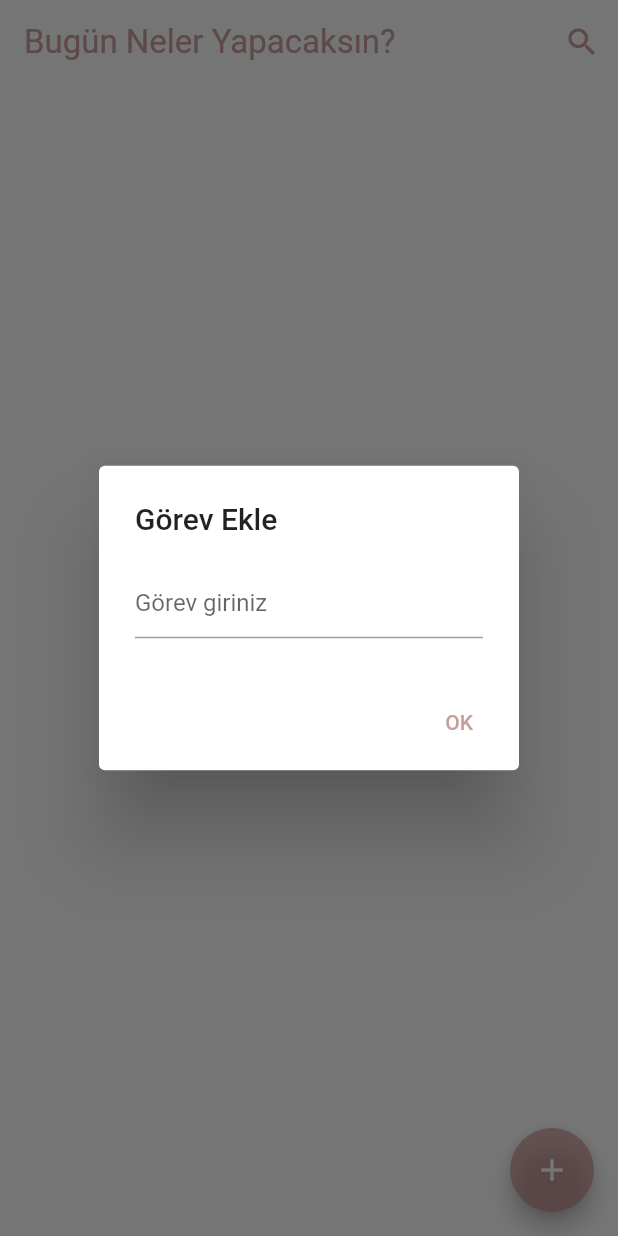
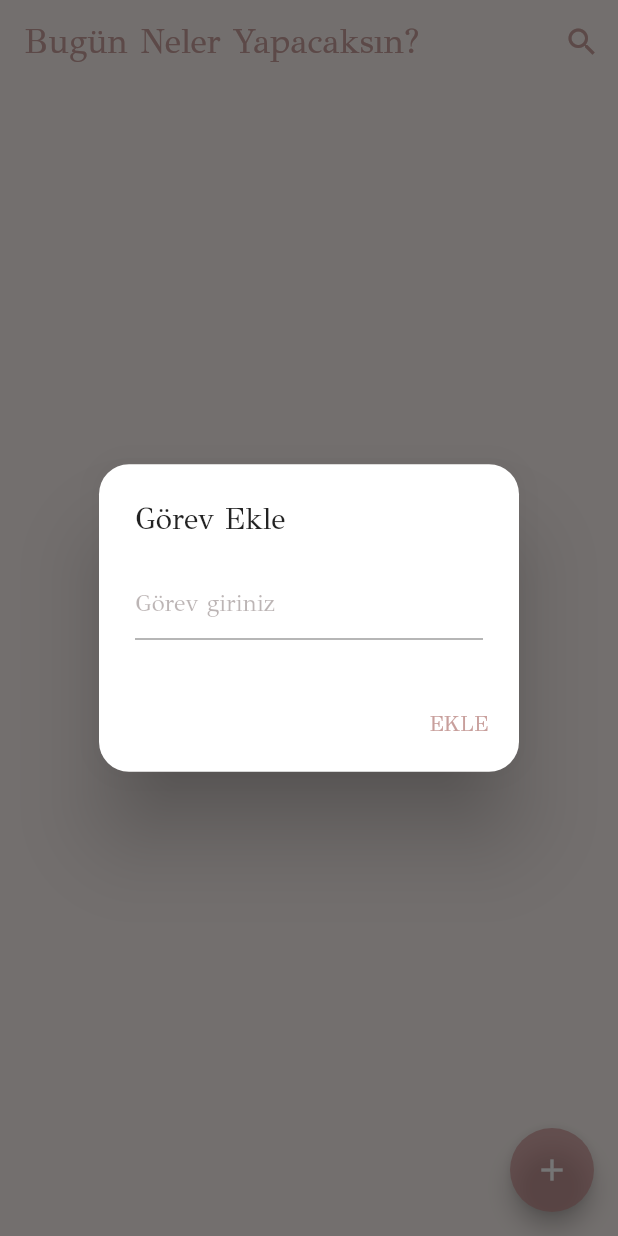
Before and after one commit to ecembostancioglu/todo_hive, a Flutter app: the screen it shows after launch, after a tap on the "add" icon, on a phone screen of 412 x 824 dp. Run offline on Flutter 3.47's test engine with Material 2 defaults, Android fonts, the phone set to English and light mode, and no system bars; our stand-ins replace flutter_screenutil, hive, hive_flutter; accounts and stored records are empty.

Commit message:
Added font family

```diff
--- a/lib/app.dart
+++ b/lib/app.dart
@@ -1,4 +1,5 @@
 import 'package:flutter/material.dart';
+import 'package:flutter_screenutil/flutter_screenutil.dart';
 import 'package:todo_hive/constants/color_constants.dart';
 import 'package:todo_hive/views/home.dart';
 
@@ -7,23 +8,30 @@ class MyApp extends StatelessWidget {
 
   @override
   Widget build(BuildContext context) {
-    return MaterialApp(
+    return ScreenUtilInit(
+      designSize:const Size(360, 690),
+        builder: (context,widget){
+          return  MaterialApp(
             debugShowCheckedModeBanner: false,
             theme: ThemeData(
+                fontFamily: 'Didot',
                 primarySwatch: ColorConstants.themeDataPrimaryColor,
-        appBarTheme: const AppBarTheme(
+                appBarTheme: AppBarTheme(
                     titleTextStyle: TextStyle(
                         color: ColorConstants.primaryColor,
-            fontSize:22
+                        fontSize:20.sp,
+                        fontFamily: 'Didot'
                     ),
                     elevation: 0,
-          backgroundColor: Colors.white,
-          iconTheme: IconThemeData(
+                    backgroundColor: ColorConstants.scaffoldColor,
+                    iconTheme: const IconThemeData(
                         color: ColorConstants.primaryColor
                     )
-        )
+                ),
+              scaffoldBackgroundColor: ColorConstants.scaffoldColor
             ),
             home: HomePage(),
           );
+        });
   }
 }
--- a/lib/constants/color_constants.dart
+++ b/lib/constants/color_constants.dart
@@ -3,7 +3,9 @@ import 'package:flutter/material.dart';
 class ColorConstants{
   static const Color transparent=Colors.transparent;
   static const Color white=Colors.white;
+  static const Color scaffoldColor=Color(0xfffaf2ef);
   static const Color primaryColor=Color(0xFFC89F9C);
+  static const Color hintTextColor=Color(0x593F2A2A);
   static const MaterialColor themeDataPrimaryColor= MaterialColor(0xFFC89F9C,color);
 }
 
--- a/lib/constants/text_constants.dart
+++ b/lib/constants/text_constants.dart
@@ -1,4 +1,6 @@
 class TextConstants{
   static const String appBarTitle='Bugün Neler Yapacaksın?';
   static const String gorevEkle='Görev Ekle';
+  static const String gorevGiriniz='Görev giriniz';
+  static const String ekle='EKLE';
 }
--- /dev/null
+++ b/lib/constants/widgets/alert_widget.dart
@@ -0,0 +1,38 @@
+import 'package:flutter/material.dart';
+import '../color_constants.dart';
+import '../text_constants.dart';
+
+class AlertWidget{
+
+  Future<dynamic> buildShowDialog(BuildContext context) {
+    return showDialog(
+        context: context,
+        builder: (context){
+          return AlertDialog(
+            shape:RoundedRectangleBorder(
+              borderRadius: BorderRadius.circular(20)
+            ),
+            title: const Text(TextConstants.gorevEkle),
+            content: const TextField(
+              style: TextStyle(
+                  color: ColorConstants.primaryColor
+              ),
+              decoration: InputDecoration(
+                  hintText: TextConstants.gorevGiriniz,
+                  hintStyle: TextStyle(
+                      color: ColorConstants.hintTextColor
+                  )
+              ),
+            ),
+            actions: [
+              TextButton(
+                child: const Text(TextConstants.ekle),
+                onPressed: () {
+                  Navigator.pop(context);
+                },
+              )
+            ],
+          );
+        });
+  }
+}
--- a/lib/views/home.dart
+++ b/lib/views/home.dart
@@ -1,6 +1,7 @@
 import 'package:flutter/material.dart';
 import 'package:todo_hive/constants/color_constants.dart';
 import 'package:todo_hive/constants/text_constants.dart';
+import 'package:todo_hive/constants/widgets/alert_widget.dart';
 
 class HomePage extends StatefulWidget {
   const HomePage({Key? key}) : super(key: key);
@@ -13,7 +14,6 @@ class _HomePageState extends State<HomePage> {
   @override
   Widget build(BuildContext context) {
     return Scaffold(
-      backgroundColor: ColorConstants.white,
       appBar: AppBar(
         title: const Text(TextConstants.appBarTitle),
         actions: [
@@ -25,33 +25,12 @@ class _HomePageState extends State<HomePage> {
       body: Column(),
       floatingActionButton: FloatingActionButton(
         onPressed: (){
-          buildShowDialog(context);
+          AlertWidget().buildShowDialog(context);
         },
         child: const Icon(Icons.add),
       ),
     );
   }
 
-  Future<dynamic> buildShowDialog(BuildContext context) {
-    return showDialog(
-            context: context,
-            builder: (context){
-            return AlertDialog(
-              title: const Text(TextConstants.gorevEkle),
-              content: TextField(
-                decoration: InputDecoration(
-                  hintText: 'Görev giriniz'
-                ),
-              ),
-              actions: [
-             TextButton(
-              child: Text("OK"),
-               onPressed: () {
-                Navigator.pop(context);
-               },
-               )
-              ],
-          );
-        });
-  }
+
 }
```
Also changed, not shown: pubspec.yaml (+6 -6 lines), assets/fonts/Didot-Regular.ttf (added). Lines whose indentation alone changed are shown as unchanged.
